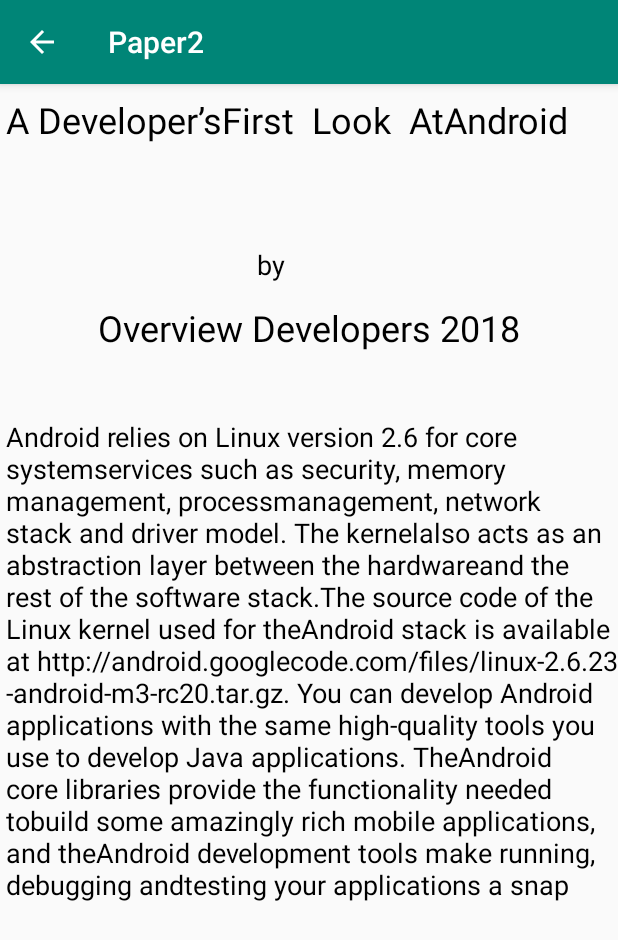
After one commit to kmanibrowne/COMP3606_Assignment_2, an Android app: the Paper2 screen opened directly, with no data from a screen before it, on a phone screen of 412 x 824 dp. The commit adds this screen. Shown: the top 940 px of the screen. Run offline under Robolectric (Android 15) with nearby library versions, the phone set to English and light mode, and no system bars.

Commit message:
updated paper2
paper 2 updated, paper 1 left. Intent CallBack needs fixing

```diff
--- /dev/null
+++ b/app/src/main/java/com/example/comp3606_asg2/Paper2.java
@@ -0,0 +1,25 @@
+package com.example.comp3606_asg2;
+
+import android.os.Bundle;
+
+import com.google.android.material.floatingactionbutton.FloatingActionButton;
+import com.google.android.material.snackbar.Snackbar;
+
+import androidx.appcompat.app.AppCompatActivity;
+import androidx.appcompat.widget.Toolbar;
+
+import android.view.View;
+
+public class Paper2 extends AppCompatActivity {
+
+    @Override
+    protected void onCreate(Bundle savedInstanceState) {
+        super.onCreate(savedInstanceState);
+        setContentView(R.layout.activity_paper2);
+        Toolbar toolbar = findViewById(R.id.toolbar);
+        setSupportActionBar(toolbar);
+
+        getSupportActionBar().setDisplayHomeAsUpEnabled(true);
+    }
+
+}
--- a/app/src/main/java/com/example/comp3606_asg2/QuizScreen.java
+++ b/app/src/main/java/com/example/comp3606_asg2/QuizScreen.java
@@ -20,7 +20,7 @@ public class QuizScreen extends AppCompatActivity {
     Button finishAttempt;
     public static String fileName = "testing.txt";
 
-    private static final long START_TIME_IN_MILLIS = 300000;
+    private static final long START_TIME_IN_MILLIS = 150000;
 
     private TextView mTextViewCountDown;
     private Button mButtonStartPause;
@@ -36,8 +36,6 @@ public class QuizScreen extends AppCompatActivity {
     protected void onCreate(Bundle savedInstanceState) {
         super.onCreate(savedInstanceState);
         setContentView(R.layout.activity_quiz_screen);
-        getSupportActionBar().setDisplayShowHomeEnabled(true);
-        getSupportActionBar().setDisplayHomeAsUpEnabled(true);
 
         Toolbar toolbar = findViewById(R.id.toolbar);
         setSupportActionBar(toolbar);
--- /dev/null
+++ b/app/src/main/res/layout/activity_paper2.xml
@@ -0,0 +1,26 @@
+<?xml version="1.0" encoding="utf-8"?>
+<androidx.coordinatorlayout.widget.CoordinatorLayout xmlns:android="http://schemas.android.com/apk/res/android"
+    xmlns:app="http://schemas.android.com/apk/res-auto"
+    xmlns:tools="http://schemas.android.com/tools"
+    android:layout_width="match_parent"
+    android:layout_height="match_parent"
+    tools:context=".Paper2">
+
+    <com.google.android.material.appbar.AppBarLayout
+        android:layout_width="match_parent"
+        android:layout_height="wrap_content"
+        android:theme="@style/AppTheme.AppBarOverlay">
+
+        <androidx.appcompat.widget.Toolbar
+            android:id="@+id/toolbar"
+            android:layout_width="match_parent"
+            android:layout_height="?attr/actionBarSize"
+            android:background="?attr/colorPrimary"
+            app:popupTheme="@style/AppTheme.PopupOverlay" />
+
+    </com.google.android.material.appbar.AppBarLayout>
+
+    <include layout="@layout/content_paper2" />
+
+
+</androidx.coordinatorlayout.widget.CoordinatorLayout>
--- a/app/src/main/res/layout/content_explore_screen.xml
+++ b/app/src/main/res/layout/content_explore_screen.xml
@@ -59,16 +59,18 @@
         android:id="@+id/paper1_btn"
         android:layout_width="wrap_content"
         android:layout_height="wrap_content"
+        android:layout_marginLeft="10dp"
         android:layout_marginTop="320dp"
-        android:layout_marginLeft="10dp"
+        android:onClick="onClickPaper1"
         android:text="Paper 1" />
 
     <Button
         android:id="@+id/paper2_btn"
         android:layout_width="wrap_content"
         android:layout_height="wrap_content"
+        android:layout_marginLeft="300dp"
         android:layout_marginTop="320dp"
-        android:layout_marginLeft="300dp"
+        android:onClick="onClickPaper2"
         android:text="Paper 2" />
 
     <Button
--- /dev/null
+++ b/app/src/main/res/layout/content_paper2.xml
@@ -0,0 +1,66 @@
+<?xml version="1.0" encoding="utf-8"?>
+<androidx.constraintlayout.widget.ConstraintLayout xmlns:android="http://schemas.android.com/apk/res/android"
+    xmlns:app="http://schemas.android.com/apk/res-auto"
+    xmlns:tools="http://schemas.android.com/tools"
+    android:layout_width="match_parent"
+    android:layout_height="match_parent"
+    app:layout_behavior="@string/appbar_scrolling_view_behavior"
+    tools:context=".Paper2"
+    tools:showIn="@layout/activity_paper2">
+
+
+    <TextView
+        android:id="@+id/header2"
+        android:layout_width="wrap_content"
+        android:layout_height="wrap_content"
+        android:layout_marginStart="4dp"
+        android:layout_marginLeft="4dp"
+        android:layout_marginTop="7dp"
+        android:text="A Developer’sFirst  Look  AtAndroid"
+        android:textAppearance="@style/TextAppearance.AppCompat.Display1"
+        android:textColor="@android:color/background_dark"
+        android:textSize="24sp"
+        app:layout_constraintStart_toStartOf="parent"
+        app:layout_constraintTop_toTopOf="parent" />
+
+    <TextView
+        android:id="@+id/by2"
+        android:layout_width="wrap_content"
+        android:layout_height="wrap_content"
+        android:layout_marginStart="167dp"
+        android:layout_marginLeft="167dp"
+        android:layout_marginEnd="157dp"
+        android:layout_marginRight="157dp"
+        android:layout_marginBottom="13dp"
+        android:text="by"
+        android:textColor="@android:color/background_dark"
+        android:textSize="18sp"
+        app:layout_constraintBottom_toTopOf="@+id/author2"
+        app:layout_constraintEnd_toEndOf="@+id/author2"
+        app:layout_constraintStart_toStartOf="@+id/header2" />
+
+    <TextView
+        android:id="@+id/author2"
+        android:layout_width="wrap_content"
+        android:layout_height="wrap_content"
+        android:layout_marginBottom="44dp"
+        android:text="Overview Developers 2018"
+        android:textColor="@android:color/background_dark"
+        android:textSize="24sp"
+        app:layout_constraintBottom_toTopOf="@+id/paper1"
+        app:layout_constraintEnd_toEndOf="parent"
+        app:layout_constraintStart_toStartOf="parent" />
+
+    <TextView
+        android:id="@+id/paper1"
+        android:layout_width="wrap_content"
+        android:layout_height="wrap_content"
+        android:layout_marginStart="4dp"
+        android:layout_marginLeft="4dp"
+        android:text="Android relies on Linux version 2.6 for core systemservices such as security, memory management, processmanagement, network stack and driver model. The kernelalso acts as an abstraction layer between the hardwareand the rest of the software stack.The source code of the Linux kernel used for theAndroid stack is available at http://android.googlecode.com/files/linux-2.6.23-android-m3-rc20.tar.gz. You can develop Android applications with the same high-quality tools you use to develop Java applications. TheAndroid core libraries provide the functionality needed tobuild some amazingly rich mobile applications, and theAndroid development tools make running, debugging andtesting your applications a snap"
+        android:textColor="@android:color/background_dark"
+        android:textSize="18sp"
+        app:layout_constraintBottom_toBottomOf="parent"
+        app:layout_constraintStart_toStartOf="parent"
+        app:layout_constraintTop_toTopOf="parent" />
+</androidx.constraintlayout.widget.ConstraintLayout>
--- a/app/src/main/res/values/strings.xml
+++ b/app/src/main/res/values/strings.xml
@@ -65,4 +65,6 @@
         5. __________ provides a widget for selecting a date.
     </string>
     <string name="title_activity_intents_call_back">IntentsCallBack</string>
+    <string name="title_activity_paper1">Paper1</string>
+    <string name="title_activity_paper2">Paper2</string>
 </resources>
```
Also changed, not shown: app/src/main/AndroidManifest.xml (+18 -0 lines), app/src/main/java/com/example/comp3606_asg2/ExploreScreen.java (+10 -0 lines), app/src/main/java/com/example/comp3606_asg2/Paper1.java (added, +25 -0 lines), app/src/main/res/layout/activity_paper1.xml (added, +26 -0 lines), app/src/main/res/layout/content_paper1.xml (added, +51 -0 lines).
